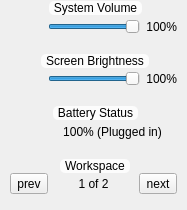
Before: the Qt Designer form lumina/lumina-desktop/panel-plugins/systemdashboard/SysMenuQuick.ui in trueos/pcbsd, drawn with Qt 5.
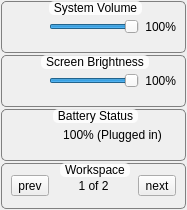
After: the same form once the commit is applied.

Commit message: Quick visual update to the new systemdashboard menu.

The edit to the form file:
```diff
--- a/lumina/lumina-desktop/panel-plugins/systemdashboard/SysMenuQuick.ui
+++ b/lumina/lumina-desktop/panel-plugins/systemdashboard/SysMenuQuick.ui
@@ -16,6 +16,7 @@
   <property name="styleSheet">
    <string notr="true">QGroupBox{
 border-radius: 5px;
+border: 1px solid grey;
 margin-top: 1ex;
 }
 QGroupBox::title{
```
